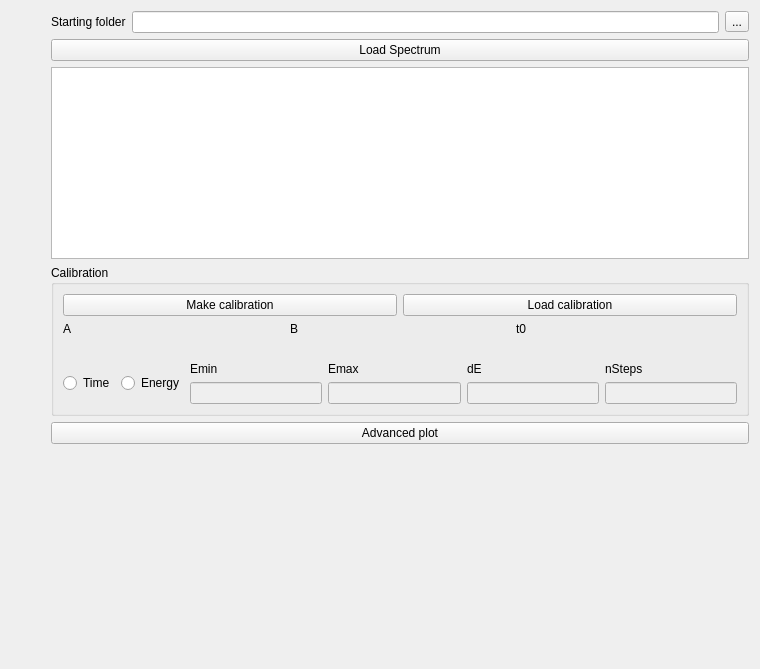
The window that main_panel.ui (Attolab/GUI_XUV_SE10) describes before a commit, drawn with Qt 5.
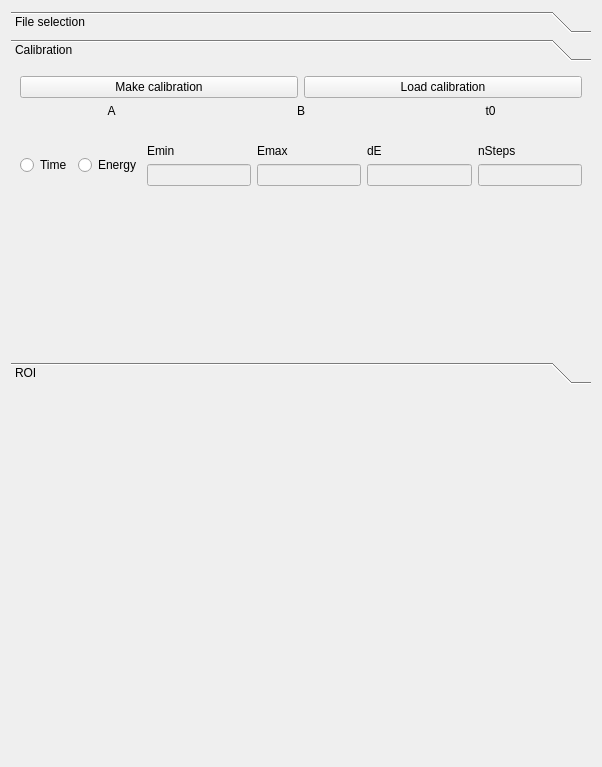
The same window after the commit. The open tabs and pages were chosen to show the change.

Diff of the .ui file:
```diff
--- a/main_panel.ui
+++ b/main_panel.ui
@@ -6,38 +6,56 @@
    <rect>
     <x>0</x>
     <y>0</y>
-    <width>760</width>
-    <height>669</height>
+    <width>602</width>
+    <height>767</height>
    </rect>
   </property>
+  <property name="sizePolicy">
+   <sizepolicy hsizetype="Preferred" vsizetype="Preferred">
+    <horstretch>0</horstretch>
+    <verstretch>0</verstretch>
+   </sizepolicy>
+  </property>
   <property name="windowTitle">
    <string>Form</string>
   </property>
-  <layout class="QHBoxLayout" name="horizontalLayout_6">
-   <item>
-    <layout class="QHBoxLayout" name="h_centralLayout">
-     <item>
-      <spacer name="horizontalSpacer">
-       <property name="orientation">
-        <enum>Qt::Horizontal</enum>
-       </property>
-       <property name="sizeType">
-        <enum>QSizePolicy::Preferred</enum>
-       </property>
-       <property name="sizeHint" stdset="0">
-        <size>
-         <width>40</width>
-         <height>20</height>
-        </size>
-       </property>
-      </spacer>
-     </item>
+  <layout class="QHBoxLayout" name="main_layout">
      <item>
       <layout class="QVBoxLayout" name="v_optionLayout">
        <item>
+      <widget class="QToolBox" name="toolBox">
+       <property name="sizePolicy">
+        <sizepolicy hsizetype="Preferred" vsizetype="Preferred">
+         <horstretch>0</horstretch>
+         <verstretch>0</verstretch>
+        </sizepolicy>
+       </property>
+       <property name="currentIndex">
+        <number>0</number>
+       </property>
+       <widget class="QWidget" name="page_5">
+        <property name="geometry">
+         <rect>
+          <x>0</x>
+          <y>0</y>
+          <width>582</width>
+          <height>278</height>
+         </rect>
+        </property>
+        <attribute name="label">
+         <string>File selection</string>
+        </attribute>
+        <layout class="QVBoxLayout" name="verticalLayout_2">
+         <item>
         <layout class="QHBoxLayout" name="horizontalLayout_3">
          <item>
           <widget class="QLabel" name="label">
+             <property name="sizePolicy">
+              <sizepolicy hsizetype="Preferred" vsizetype="Preferred">
+               <horstretch>0</horstretch>
+               <verstretch>0</verstretch>
+              </sizepolicy>
+             </property>
            <property name="text">
             <string>Starting folder</string>
            </property>
@@ -45,6 +63,12 @@
          </item>
          <item>
           <widget class="QLineEdit" name="folderBase_lineEdit">
+             <property name="sizePolicy">
+              <sizepolicy hsizetype="MinimumExpanding" vsizetype="Fixed">
+               <horstretch>0</horstretch>
+               <verstretch>0</verstretch>
+              </sizepolicy>
+             </property>
            <property name="toolTip">
             <string>&lt;html&gt;&lt;head/&gt;&lt;body&gt;&lt;p&gt;Use this folder as the base folder when loading data&lt;/p&gt;&lt;/body&gt;&lt;/html&gt;</string>
            </property>
@@ -59,17 +83,10 @@
          </item>
         </layout>
        </item>
-       <item>
-        <widget class="QPushButton" name="loadSpectrum_pushButton">
-         <property name="text">
-          <string>Load Spectrum</string>
-         </property>
-        </widget>
-       </item>
        <item>
         <widget class="QListWidget" name="fileSelection_listWidget">
          <property name="sizePolicy">
-          <sizepolicy hsizetype="Expanding" vsizetype="Preferred">
+            <sizepolicy hsizetype="Preferred" vsizetype="Preferred">
            <horstretch>0</horstretch>
            <verstretch>0</verstretch>
           </sizepolicy>
@@ -83,21 +100,50 @@
         </widget>
        </item>
        <item>
-        <widget class="QGroupBox" name="groupBox">
-         <property name="sizePolicy">
-          <sizepolicy hsizetype="Preferred" vsizetype="Preferred">
-           <horstretch>0</horstretch>
-           <verstretch>0</verstretch>
-          </sizepolicy>
-         </property>
-         <property name="title">
+          <widget class="QPushButton" name="loadSpectrum_pushButton">
+           <property name="text">
+            <string>Load Spectrum</string>
+           </property>
+          </widget>
+         </item>
+         <item>
+          <spacer name="verticalSpacer_3">
+           <property name="orientation">
+            <enum>Qt::Vertical</enum>
+           </property>
+           <property name="sizeHint" stdset="0">
+            <size>
+             <width>20</width>
+             <height>40</height>
+            </size>
+           </property>
+          </spacer>
+         </item>
+        </layout>
+       </widget>
+       <widget class="QWidget" name="page_6">
+        <property name="geometry">
+         <rect>
+          <x>0</x>
+          <y>0</y>
+          <width>582</width>
+          <height>278</height>
+         </rect>
+        </property>
+        <attribute name="label">
           <string>Calibration</string>
-         </property>
+        </attribute>
          <layout class="QVBoxLayout" name="verticalLayout">
           <item>
            <layout class="QHBoxLayout" name="horizontalLayout_2">
             <item>
              <widget class="QPushButton" name="makeCalibration_pushButton">
+             <property name="sizePolicy">
+              <sizepolicy hsizetype="Minimum" vsizetype="Fixed">
+               <horstretch>0</horstretch>
+               <verstretch>0</verstretch>
+              </sizepolicy>
+             </property>
               <property name="toolTip">
                <string>&lt;html&gt;&lt;head/&gt;&lt;body&gt;&lt;p&gt;Create a panel to make a calibration from the current signal/FT or from a custom input&lt;/p&gt;&lt;/body&gt;&lt;/html&gt;</string>
               </property>
@@ -108,6 +154,12 @@
             </item>
             <item>
              <widget class="QPushButton" name="loadCalibration_pushButton">
+             <property name="sizePolicy">
+              <sizepolicy hsizetype="Minimum" vsizetype="Fixed">
+               <horstretch>0</horstretch>
+               <verstretch>0</verstretch>
+              </sizepolicy>
+             </property>
               <property name="toolTip">
                <string>&lt;html&gt;&lt;head/&gt;&lt;body&gt;&lt;p&gt;Load custom calibration, see examples in Calibration folder if you want to make your own&lt;/p&gt;&lt;/body&gt;&lt;/html&gt;</string>
               </property>
@@ -120,29 +172,62 @@
           </item>
           <item>
            <layout class="QGridLayout" name="gridLayout">
-            <item row="0" column="0">
-             <widget class="QLabel" name="label_5">
-              <property name="text">
-               <string>A</string>
-              </property>
-             </widget>
-            </item>
-            <item row="0" column="1">
-             <widget class="QLabel" name="label_6">
+           <item row="1" column="2">
+            <widget class="QLabel" name="t0Calib_label">
+             <property name="sizePolicy">
+              <sizepolicy hsizetype="Preferred" vsizetype="Preferred">
+               <horstretch>0</horstretch>
+               <verstretch>0</verstretch>
+              </sizepolicy>
+             </property>
+             <property name="toolTip">
+              <string>&lt;html&gt;&lt;head/&gt;&lt;body&gt;&lt;p&gt;Coefficient for calibration:&lt;/p&gt;&lt;p&gt;E = A/(t-t0)^2 + B&lt;/p&gt;&lt;/body&gt;&lt;/html&gt;</string>
+             </property>
               <property name="text">
-               <string>B</string>
+              <string/>
               </property>
              </widget>
             </item>
             <item row="0" column="2">
              <widget class="QLabel" name="label_7">
+             <property name="sizePolicy">
+              <sizepolicy hsizetype="Preferred" vsizetype="Preferred">
+               <horstretch>0</horstretch>
+               <verstretch>0</verstretch>
+              </sizepolicy>
+             </property>
               <property name="text">
                <string>t0</string>
               </property>
+             <property name="alignment">
+              <set>Qt::AlignCenter</set>
+             </property>
+            </widget>
+           </item>
+           <item row="0" column="1">
+            <widget class="QLabel" name="label_6">
+             <property name="sizePolicy">
+              <sizepolicy hsizetype="Preferred" vsizetype="Preferred">
+               <horstretch>0</horstretch>
+               <verstretch>0</verstretch>
+              </sizepolicy>
+             </property>
+             <property name="text">
+              <string>B</string>
+             </property>
+             <property name="alignment">
+              <set>Qt::AlignCenter</set>
+             </property>
              </widget>
             </item>
             <item row="1" column="0">
              <widget class="QLabel" name="alphaCalib_label">
+             <property name="sizePolicy">
+              <sizepolicy hsizetype="Preferred" vsizetype="Preferred">
+               <horstretch>0</horstretch>
+               <verstretch>0</verstretch>
+              </sizepolicy>
+             </property>
               <property name="toolTip">
                <string>&lt;html&gt;&lt;head/&gt;&lt;body&gt;&lt;p&gt;Coefficient for calibration:&lt;/p&gt;&lt;p&gt;E = A/(t-t0)^2 + B&lt;/p&gt;&lt;/body&gt;&lt;/html&gt;</string>
               </property>
@@ -153,6 +238,12 @@
             </item>
             <item row="1" column="1">
              <widget class="QLabel" name="betaCalib_label">
+             <property name="sizePolicy">
+              <sizepolicy hsizetype="Preferred" vsizetype="Preferred">
+               <horstretch>0</horstretch>
+               <verstretch>0</verstretch>
+              </sizepolicy>
+             </property>
               <property name="toolTip">
                <string>&lt;html&gt;&lt;head/&gt;&lt;body&gt;&lt;p&gt;Coefficient for calibration:&lt;/p&gt;&lt;p&gt;E = A/(t-t0)^2 + B&lt;/p&gt;&lt;/body&gt;&lt;/html&gt;</string>
               </property>
@@ -161,13 +252,19 @@
               </property>
              </widget>
             </item>
-            <item row="1" column="2">
-             <widget class="QLabel" name="t0Calib_label">
-              <property name="toolTip">
-               <string>&lt;html&gt;&lt;head/&gt;&lt;body&gt;&lt;p&gt;Coefficient for calibration:&lt;/p&gt;&lt;p&gt;E = A/(t-t0)^2 + B&lt;/p&gt;&lt;/body&gt;&lt;/html&gt;</string>
+           <item row="0" column="0">
+            <widget class="QLabel" name="label_5">
+             <property name="sizePolicy">
+              <sizepolicy hsizetype="Preferred" vsizetype="Preferred">
+               <horstretch>0</horstretch>
+               <verstretch>0</verstretch>
+              </sizepolicy>
               </property>
               <property name="text">
-               <string/>
+              <string>A</string>
+             </property>
+             <property name="alignment">
+              <set>Qt::AlignCenter</set>
               </property>
              </widget>
             </item>
@@ -177,6 +274,12 @@
            <layout class="QHBoxLayout" name="horizontalLayout">
             <item>
              <widget class="QRadioButton" name="time_radioButton">
+             <property name="sizePolicy">
+              <sizepolicy hsizetype="Preferred" vsizetype="Fixed">
+               <horstretch>0</horstretch>
+               <verstretch>0</verstretch>
+              </sizepolicy>
+             </property>
               <property name="toolTip">
                <string>&lt;html&gt;&lt;head/&gt;&lt;body&gt;&lt;p&gt;Time representation&lt;/p&gt;&lt;/body&gt;&lt;/html&gt;</string>
               </property>
@@ -186,14 +289,18 @@
              </widget>
             </item>
             <item>
-             <layout class="QHBoxLayout" name="horizontalLayout_4">
-              <item>
                <widget class="QRadioButton" name="energy_radioButton">
                 <property name="enabled">
                  <bool>true</bool>
                 </property>
+             <property name="sizePolicy">
+              <sizepolicy hsizetype="Preferred" vsizetype="Fixed">
+               <horstretch>0</horstretch>
+               <verstretch>0</verstretch>
+              </sizepolicy>
+             </property>
                 <property name="toolTip">
-                 <string>&lt;html&gt;&lt;head/&gt;&lt;body&gt;&lt;p&gt;Energy representation&lt;/p&gt;&lt;/body&gt;&lt;/html&gt;</string>
+              <string>&lt;html&gt;&lt;head/&gt;&lt;body&gt;&lt;p&gt;Energy representation&lt;/p&gt;&lt;p&gt;You first need to load a calibration and to define the linear axis that you are looking for to toggle it&lt;/p&gt;&lt;/body&gt;&lt;/html&gt;</string>
                 </property>
                 <property name="text">
                  <string>Energy</string>
@@ -201,108 +308,184 @@
                </widget>
               </item>
               <item>
-               <layout class="QHBoxLayout" name="horizontalLayout_5">
-                <item>
-                 <layout class="QVBoxLayout" name="verticalLayout_2">
-                  <item>
+            <layout class="QGridLayout" name="gridLayout_2">
+             <item row="2" column="3">
+              <widget class="QLineEdit" name="energyMax_lineEdit">
+               <property name="enabled">
+                <bool>false</bool>
+               </property>
+               <property name="sizePolicy">
+                <sizepolicy hsizetype="Preferred" vsizetype="Fixed">
+                 <horstretch>0</horstretch>
+                 <verstretch>0</verstretch>
+                </sizepolicy>
+               </property>
+               <property name="toolTip">
+                <string>&lt;html&gt;&lt;head/&gt;&lt;body&gt;&lt;p&gt;Maximum energy to be plotted&lt;/p&gt;&lt;/body&gt;&lt;/html&gt;</string>
+               </property>
+              </widget>
+             </item>
+             <item row="0" column="1">
                    <widget class="QLabel" name="label_2">
+               <property name="sizePolicy">
+                <sizepolicy hsizetype="Preferred" vsizetype="Preferred">
+                 <horstretch>0</horstretch>
+                 <verstretch>0</verstretch>
+                </sizepolicy>
+               </property>
                     <property name="text">
                      <string>Emin</string>
                     </property>
                    </widget>
                   </item>
-                  <item>
-                   <widget class="QLineEdit" name="energyMin_lineEdit">
-                    <property name="enabled">
-                     <bool>false</bool>
-                    </property>
-                    <property name="toolTip">
-                     <string>&lt;html&gt;&lt;head/&gt;&lt;body&gt;&lt;p&gt;Maximum energy to be plotted&lt;/p&gt;&lt;/body&gt;&lt;/html&gt;</string>
-                    </property>
-                   </widget>
-                  </item>
-                 </layout>
-                </item>
-                <item>
-                 <layout class="QVBoxLayout" name="verticalLayout_3">
-                  <item>
+             <item row="0" column="3">
                    <widget class="QLabel" name="label_3">
+               <property name="sizePolicy">
+                <sizepolicy hsizetype="Preferred" vsizetype="Preferred">
+                 <horstretch>0</horstretch>
+                 <verstretch>0</verstretch>
+                </sizepolicy>
+               </property>
                     <property name="text">
                      <string>Emax</string>
                     </property>
                    </widget>
                   </item>
-                  <item>
-                   <widget class="QLineEdit" name="energyMax_lineEdit">
+             <item row="2" column="5">
+              <widget class="QLineEdit" name="energyStepsNumber_lineEdit">
                     <property name="enabled">
                      <bool>false</bool>
                     </property>
-                    <property name="toolTip">
-                     <string>&lt;html&gt;&lt;head/&gt;&lt;body&gt;&lt;p&gt;Maximum energy to be plotted&lt;/p&gt;&lt;/body&gt;&lt;/html&gt;</string>
-                    </property>
-                   </widget>
-                  </item>
-                 </layout>
-                </item>
-                <item>
-                 <layout class="QVBoxLayout" name="verticalLayout_4">
-                  <item>
-                   <widget class="QLabel" name="label_4">
-                    <property name="text">
-                     <string>dE</string>
-                    </property>
-                   </widget>
-                  </item>
-                  <item>
-                   <widget class="QLineEdit" name="energySteps_lineEdit">
-                    <property name="enabled">
-                     <bool>false</bool>
-                    </property>
+               <property name="sizePolicy">
+                <sizepolicy hsizetype="Preferred" vsizetype="Fixed">
+                 <horstretch>0</horstretch>
+                 <verstretch>0</verstretch>
+                </sizepolicy>
+               </property>
                     <property name="toolTip">
                      <string>&lt;html&gt;&lt;head/&gt;&lt;body&gt;&lt;p&gt;Maximum energy to be plotted&lt;/p&gt;&lt;/body&gt;&lt;/html&gt;</string>
                     </property>
                    </widget>
                   </item>
-                 </layout>
-                </item>
-                <item>
-                 <layout class="QVBoxLayout" name="verticalLayout_5">
-                  <item>
+             <item row="0" column="5">
                    <widget class="QLabel" name="label_8">
+               <property name="sizePolicy">
+                <sizepolicy hsizetype="Preferred" vsizetype="Preferred">
+                 <horstretch>0</horstretch>
+                 <verstretch>0</verstretch>
+                </sizepolicy>
+               </property>
                     <property name="text">
                      <string>nSteps</string>
                     </property>
                    </widget>
                   </item>
+             <item row="2" column="4">
+              <widget class="QLineEdit" name="energySteps_lineEdit">
+               <property name="enabled">
+                <bool>false</bool>
+               </property>
+               <property name="sizePolicy">
+                <sizepolicy hsizetype="Preferred" vsizetype="Fixed">
+                 <horstretch>0</horstretch>
+                 <verstretch>0</verstretch>
+                </sizepolicy>
+               </property>
+               <property name="toolTip">
+                <string>&lt;html&gt;&lt;head/&gt;&lt;body&gt;&lt;p&gt;Maximum energy to be plotted&lt;/p&gt;&lt;/body&gt;&lt;/html&gt;</string>
+               </property>
+              </widget>
+             </item>
+             <item row="2" column="1">
+              <widget class="QLineEdit" name="energyMin_lineEdit">
+               <property name="enabled">
+                <bool>false</bool>
+               </property>
+               <property name="sizePolicy">
+                <sizepolicy hsizetype="Preferred" vsizetype="Fixed">
+                 <horstretch>0</horstretch>
+                 <verstretch>0</verstretch>
+                </sizepolicy>
+               </property>
+               <property name="toolTip">
+                <string>&lt;html&gt;&lt;head/&gt;&lt;body&gt;&lt;p&gt;Maximum energy to be plotted&lt;/p&gt;&lt;/body&gt;&lt;/html&gt;</string>
+               </property>
+              </widget>
+             </item>
+             <item row="0" column="4">
+              <widget class="QLabel" name="label_4">
+               <property name="sizePolicy">
+                <sizepolicy hsizetype="Preferred" vsizetype="Preferred">
+                 <horstretch>0</horstretch>
+                 <verstretch>0</verstretch>
+                </sizepolicy>
+               </property>
+               <property name="text">
+                <string>dE</string>
+               </property>
+              </widget>
+             </item>
+            </layout>
+           </item>
+          </layout>
+         </item>
                   <item>
-                   <widget class="QLineEdit" name="energyStepsNumber_lineEdit">
-                    <property name="enabled">
-                     <bool>false</bool>
-                    </property>
-                    <property name="toolTip">
-                     <string>&lt;html&gt;&lt;head/&gt;&lt;body&gt;&lt;p&gt;Maximum energy to be plotted&lt;/p&gt;&lt;/body&gt;&lt;/html&gt;</string>
-                    </property>
-                   </widget>
-                  </item>
-                 </layout>
-                </item>
-               </layout>
-              </item>
-             </layout>
-            </item>
-           </layout>
-          </item>
-         </layout>
-        </widget>
-       </item>
+          <spacer name="verticalSpacer_2">
+           <property name="orientation">
+            <enum>Qt::Vertical</enum>
+           </property>
+           <property name="sizeHint" stdset="0">
+            <size>
+             <width>20</width>
+             <height>40</height>
+            </size>
+           </property>
+          </spacer>
+         </item>
+        </layout>
+       </widget>
+       <widget class="QWidget" name="page_7">
+        <property name="sizePolicy">
+         <sizepolicy hsizetype="Preferred" vsizetype="Preferred">
+          <horstretch>0</horstretch>
+          <verstretch>0</verstretch>
+         </sizepolicy>
+        </property>
+        <attribute name="label">
+         <string>ROI</string>
+        </attribute>
+        <layout class="QVBoxLayout" name="verticalLayout_3">
        <item>
         <widget class="QPushButton" name="advancedPlot_pushButton">
+           <property name="sizePolicy">
+            <sizepolicy hsizetype="Minimum" vsizetype="Fixed">
+             <horstretch>0</horstretch>
+             <verstretch>0</verstretch>
+            </sizepolicy>
+           </property>
          <property name="text">
           <string>Advanced plot</string>
          </property>
         </widget>
        </item>
        <item>
+          <spacer name="verticalSpacer_4">
+           <property name="orientation">
+            <enum>Qt::Vertical</enum>
+           </property>
+           <property name="sizeHint" stdset="0">
+            <size>
+             <width>20</width>
+             <height>226</height>
+            </size>
+           </property>
+          </spacer>
+         </item>
+        </layout>
+       </widget>
+      </widget>
+     </item>
+     <item>
         <spacer name="verticalSpacer">
          <property name="orientation">
           <enum>Qt::Vertical</enum>
@@ -318,8 +501,6 @@
       </layout>
      </item>
     </layout>
-   </item>
-  </layout>
  </widget>
  <resources/>
  <connections/>
```
Left out of the diff: 14 changed lines with no effect on the pictures. Lines whose indentation alone changed are shown as unchanged.
